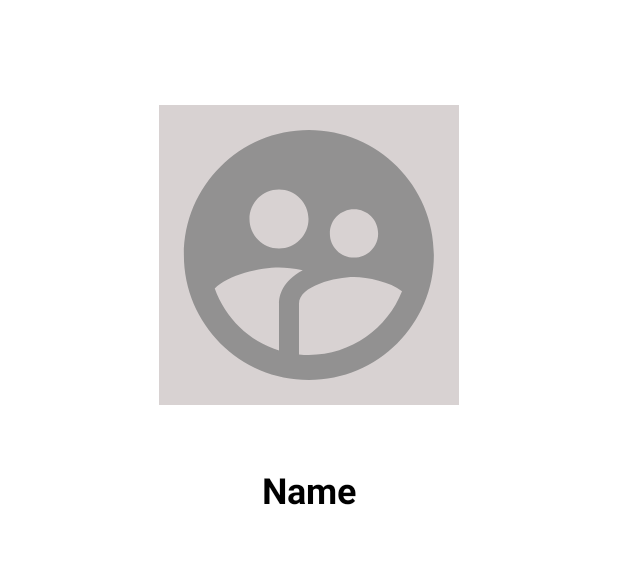
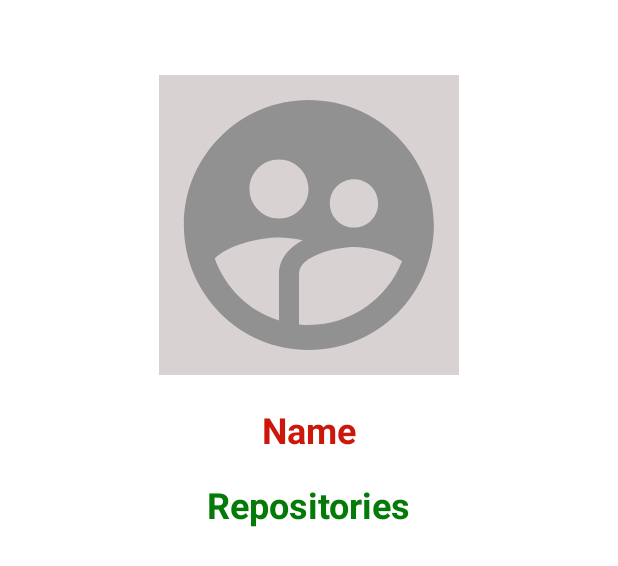
Before and after one commit to RagDollPeach/MVP_Application, an Android app: the layout fragment_user_data.xml on its own in the app's theme, with its tools: preview values and no code run, on a phone screen of 412 x 824 dp. Shown: the top 566 px of the screen. Run offline under Robolectric (Android 15) with nearby library versions, the phone set to English and light mode, and no system bars.

Commit message:
Задание5. small fix

```diff
--- a/app/src/main/java/com/example/myapplicationmvp/view/fragments/UserDataFragment.kt
+++ b/app/src/main/java/com/example/myapplicationmvp/view/fragments/UserDataFragment.kt
@@ -64,10 +64,12 @@ class UserDataFragment : MvpAppCompatFragment(), TransferData, BackPressedListen
     override fun transferData(user: GithubUser) {
         val name = "User - ${user.login.uppercase(Locale.ROOT)}"
         val avatar = user.avatarUrl
+        val repository = "Repositories:"
 
         binding.apply {
             imageViewUserData.load(avatar)
             userDataNameTextView.text = name
+            userDataRepoTextView.text = repository
         }
     }
 
@@ -85,6 +87,7 @@ class UserDataFragment : MvpAppCompatFragment(), TransferData, BackPressedListen
             progressBarUserDataFragment.makeVisible()
             imageViewUserData.makeInvisible()
             userDataNameTextView.makeInvisible()
+            userDataRepoTextView.makeInvisible()
         }
     }
 
@@ -93,6 +96,7 @@ class UserDataFragment : MvpAppCompatFragment(), TransferData, BackPressedListen
             progressBarUserDataFragment.makeGone()
             imageViewUserData.makeVisible()
             userDataNameTextView.makeVisible()
+            userDataRepoTextView.makeVisible()
         }
     }
 }
--- a/app/src/main/res/layout/fragment_user_data.xml
+++ b/app/src/main/res/layout/fragment_user_data.xml
@@ -11,7 +11,7 @@
         android:layout_width="200dp"
         android:layout_height="200dp"
         android:layout_gravity="center_horizontal"
-        android:layout_marginTop="70dp"
+        android:layout_marginTop="50dp"
         android:background="#D8D2D2"
         android:contentDescription="@string/abracadabra"
         android:src="@drawable/ic_baseline_user_placeholder" />
@@ -21,11 +21,22 @@
         android:layout_width="wrap_content"
         android:layout_height="wrap_content"
         android:layout_gravity="center_horizontal"
-        android:layout_marginTop="310dp"
-        android:textColor="@color/black"
+        android:layout_marginTop="270dp"
+        android:textColor="#CC180B"
         android:textSize="24sp"
         android:textStyle="bold"
         tools:text="Name" />
+
+    <TextView
+        android:id="@+id/user_data_repo_text_view"
+        android:layout_width="wrap_content"
+        android:layout_height="wrap_content"
+        android:layout_gravity="center_horizontal"
+        android:layout_marginTop="320dp"
+        android:textColor="#047A09"
+        android:textSize="24sp"
+        android:textStyle="bold"
+        tools:text="Repositories" />
 
     <androidx.recyclerview.widget.RecyclerView
         android:id="@+id/repos_recycle"
@@ -40,7 +51,6 @@
         android:layout_width="wrap_content"
         android:layout_height="wrap_content"
         android:layout_gravity="center"
-        android:layout_marginTop="10dp"
         android:visibility="invisible" />
 
 </FrameLayout>
```
Also changed, not shown: app/src/main/res/layout/repos_item.xml (+12 -4 lines).
